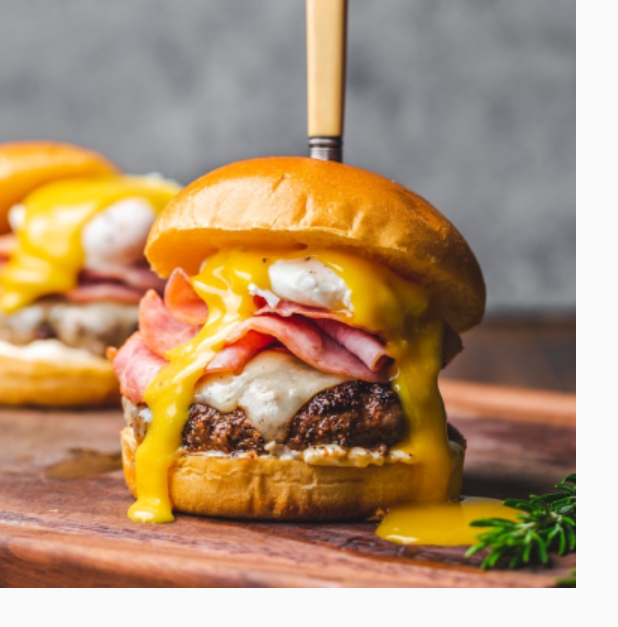
After one commit to Whatsuf148/food_delivery_UI, a Flutter app: the MainPage screen opened directly, after a tap on "⭐ 4.8", on a phone screen of 412 x 824 dp. The commit adds this screen. Shown: the top 627 px of the screen. Run offline on Flutter 3.47's test engine with Material 2 defaults, Android fonts, the phone set to English and light mode, and no system bars; our stand-ins replace google_fonts; missing offline and left inert: dart:ffi.

Commit message:
showburger page added & dynamic list developed

```diff
--- a/lib/Screen/page1.dart
+++ b/lib/Screen/page1.dart
@@ -1,3 +1,4 @@
+import 'package:cake_shop/Screen/showburger.dart';
 import 'package:flutter/material.dart';
 import 'package:google_fonts/google_fonts.dart';
 
@@ -96,6 +97,7 @@ class MainPage extends StatelessWidget {
                   itemCount: 10,
                   itemBuilder: (context, index) {
                     return Container(
+                      margin: const EdgeInsets.symmetric(horizontal: 5),
                       height: 40,
                       width: 135,
                       decoration: BoxDecoration(
@@ -139,6 +141,13 @@ class MainPage extends StatelessWidget {
               return Padding(
                 padding: const EdgeInsets.symmetric(horizontal: 2),
                 child: Card(
+                  child: InkWell(
+                    onTap: () {
+                      Navigator.push(
+                          context,
+                          MaterialPageRoute(
+                              builder: (context) => const ShowBurger()));
+                    },
                     child: Container(
                       height: 257,
                       width: 170,
@@ -223,6 +232,7 @@ class MainPage extends StatelessWidget {
                       ),
                     ),
                   ),
+                ),
               );
             },
           ))
--- /dev/null
+++ b/lib/Screen/showburger.dart
@@ -0,0 +1,20 @@
+import 'dart:ffi';
+
+import 'package:flutter/material.dart';
+
+class ShowBurger extends StatelessWidget {
+  const ShowBurger({super.key});
+
+  @override
+  Widget build(BuildContext context) {
+    return Scaffold(
+        body: Stack(
+      children: [
+        Container(
+          height: (MediaQuery.of(context).size.height),
+        ),
+        Image.asset("photo/mithoburger.png"),
+      ],
+    ));
+  }
+}
--- a/pubspec.yaml
+++ b/pubspec.yaml
@@ -69,6 +69,7 @@ flutter:
     - photo/burger.jpg
     - photo/smallburger.jpg
     - photo/chickenburger.jpg
+    - photo/mithoburger.png
 
   # An image asset can refer to one or more resolution-specific "variants", see
   # https://flutter.dev/assets-and-images/#resolution-aware
```
Also changed, not shown: photo/mithoburger.png (added), photo/pizza.jpg (added), photo/sandwitch.jpg (added). Lines whose indentation alone changed are shown as unchanged.
